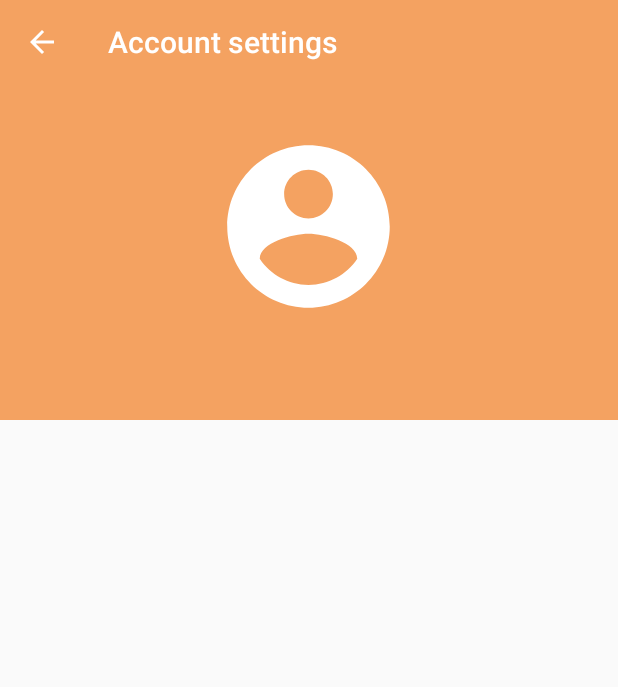
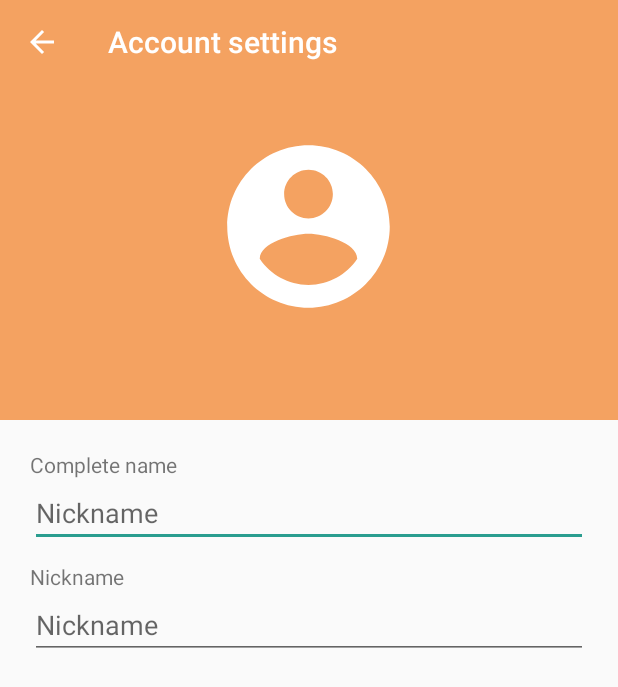
Before and after one commit to micheleantonazzi/ARGame, an Android app: the AccountSettingsActivity screen opened directly, with no data from a screen before it, on a phone screen of 412 x 824 dp. Shown: the top 687 px of the screen. Run offline under Robolectric (Android 15) with nearby library versions, the phone set to English and light mode, and no system bars; our stand-ins replace Firebase (no records; nobody signed in at launch, a user with empty details on screens opened directly).

Commit message:
AccountSettingsActivity.java: added edit texts and button to confirm data changes

```diff
--- a/code/android-native/app/src/main/java/com/argame/activities/settings/AccountSettingsActivity.java
+++ b/code/android-native/app/src/main/java/com/argame/activities/settings/AccountSettingsActivity.java
@@ -1,8 +1,10 @@
 package com.argame.activities.settings;
 
+import android.content.Intent;
 import android.net.Uri;
 import android.os.Bundle;
 
+import com.argame.activities.MainActivity;
 import com.google.android.material.appbar.AppBarLayout;
 import com.google.android.material.appbar.CollapsingToolbarLayout;
 import androidx.appcompat.app.ActionBar;
@@ -10,15 +12,22 @@ import androidx.appcompat.app.AppCompatActivity;
 import androidx.appcompat.widget.Toolbar;
 
 import android.util.Log;
+import android.view.Menu;
+import android.view.MenuInflater;
+import android.view.MenuItem;
+import android.widget.EditText;
 import android.widget.ImageView;
-import android.widget.LinearLayout;
 import android.widget.TextView;
+import android.widget.Toast;
 
 import com.argame.R;
 import com.google.firebase.auth.FirebaseAuth;
 import com.google.firebase.auth.FirebaseUser;
 
 public class AccountSettingsActivity extends AppCompatActivity {
+
+    private String userNameOldValue;
+    private String userNicknameOldValue;
 
     @Override
     protected void onCreate(Bundle savedInstanceState) {
@@ -28,12 +37,12 @@ public class AccountSettingsActivity extends AppCompatActivity {
         // Acquire graphic components
         Toolbar toolbar = findViewById(R.id.toolbar);
         CollapsingToolbarLayout toolBarLayout = findViewById(R.id.collapsing_layout_app_bar_account_activity);
-        LinearLayout linearLayoutStatusBar = findViewById(R.id.linear_layout_status_bar_account_activity);
         AppBarLayout appBarLayout = findViewById(R.id.app_bar_layout_account_activity);
         ImageView imageViewProfilePhoto = findViewById(R.id.image_view_profile_photo);
         TextView textViewUserName = findViewById(R.id.textViewUserName);
         TextView textViewUserEmail = findViewById(R.id.textViewUserEmail);
-
+        EditText editTextName = findViewById(R.id.edit_text_complete_name);
+        EditText editTextNickName = findViewById(R.id.edit_text_nickname);
 
         // Add back button
         setSupportActionBar(toolbar);
@@ -69,6 +78,31 @@ public class AccountSettingsActivity extends AppCompatActivity {
                 Log.d("debugg", profilePhotoUrl.toString());
             }
         }
+    }
 
+    @Override
+    public boolean onCreateOptionsMenu(Menu menu) {
+        MenuInflater inflater = getMenuInflater();
+        inflater.inflate(R.menu.menu_account_activity, menu);
+        return true;
+    }
+
+    @Override
+    public boolean onPrepareOptionsMenu (Menu menu) {
+        menu.findItem(R.id.menu_item_confirm).setVisible(false);
+        return true;
+    }
+
+    // Call actions when menu item is pressed
+    @Override
+    public boolean onOptionsItemSelected(MenuItem item) {
+        // Handle item selection
+        switch (item.getItemId()) {
+            case R.id.menu_item_confirm:
+                Toast.makeText(getApplicationContext(), R.string.profile_data_changed, Toast.LENGTH_SHORT).show();
+                return true;
+            default:
+                return super.onOptionsItemSelected(item);
+        }
     }
 }
--- /dev/null
+++ b/code/android-native/app/src/main/res/drawable/icon_check_24.xml
@@ -0,0 +1,10 @@
+<vector xmlns:android="http://schemas.android.com/apk/res/android"
+    android:width="24dp"
+    android:height="24dp"
+    android:viewportWidth="24"
+    android:viewportHeight="24"
+    android:tint="?attr/colorControlNormal">
+  <path
+      android:fillColor="@android:color/white"
+      android:pathData="M9,16.17L4.83,12l-1.42,1.41L9,19 21,7l-1.41,-1.41z"/>
+</vector>
--- a/code/android-native/app/src/main/res/layout/activity_account_settings.xml
+++ b/code/android-native/app/src/main/res/layout/activity_account_settings.xml
@@ -60,7 +60,7 @@
             <androidx.appcompat.widget.Toolbar
                 android:id="@+id/toolbar"
                 android:layout_width="match_parent"
-                android:layout_height="?attr/actionBarSize"
+                android:layout_height="wrap_content"
                 app:layout_collapseMode="pin"
                 app:popupTheme="@style/AppTheme.PopupOverlay" />
 
--- a/code/android-native/app/src/main/res/layout/content_scrolling.xml
+++ b/code/android-native/app/src/main/res/layout/content_scrolling.xml
@@ -8,4 +8,39 @@
     tools:context=".activities.settings.AccountSettingsActivity"
     tools:showIn="@layout/activity_account_settings">
 
+    <LinearLayout
+        android:layout_width="match_parent"
+        android:layout_height="wrap_content"
+        android:layout_margin="20dp"
+        android:orientation="vertical">
+
+        <TextView
+            android:layout_width="match_parent"
+            android:layout_height="wrap_content"
+            android:text="@string/text_view_complete_name" />
+
+        <EditText
+            android:id="@+id/edit_text_complete_name"
+            android:layout_width="match_parent"
+            android:layout_height="wrap_content"
+            android:autofillHints="@string/text_view_complete_name"
+            android:ems="10"
+            android:hint="@string/text_view_nick_name"
+            android:inputType="textPersonName" />
+
+        <TextView
+            android:layout_width="match_parent"
+            android:layout_height="wrap_content"
+            android:layout_marginTop="10dp"
+            android:text="@string/text_view_nick_name" />
+
+        <EditText
+            android:id="@+id/edit_text_nickname"
+            android:layout_width="match_parent"
+            android:layout_height="wrap_content"
+            android:autofillHints="@string/text_view_nick_name"
+            android:ems="10"
+            android:hint="@string/text_view_nick_name"
+            android:inputType="textPersonName" />
+    </LinearLayout>
 </androidx.core.widget.NestedScrollView>
--- /dev/null
+++ b/code/android-native/app/src/main/res/menu/menu_account_activity.xml
@@ -0,0 +1,10 @@
+<?xml version="1.0" encoding="utf-8"?>
+<menu xmlns:app="http://schemas.android.com/apk/res-auto"
+    xmlns:android="http://schemas.android.com/apk/res/android">
+
+    <item
+        android:id="@+id/menu_item_confirm"
+        android:icon="@drawable/icon_check_24"
+        android:title="@string/menu_item_confirm_title"
+        app:showAsAction="always" />
+</menu>
--- a/code/android-native/app/src/main/res/values/strings.xml
+++ b/code/android-native/app/src/main/res/values/strings.xml
@@ -17,7 +17,11 @@
 
     <!-- Account Settings Activity -->
     <string name="title_activity_account_settings">Account settings</string>
+    <string name="menu_item_confirm_title">Confirm</string>
+    <string name="profile_data_changed">Profile data changed</string>
     <string name="image_view_profile_photo_description">Profile image</string>
+    <string name="text_view_complete_name">Complete name</string>
+    <string name="text_view_nick_name">Nickname</string>
 
     <!-- Application Settings Activity -->
     <string name="title_activity_application_settings">Application settings</string>
```
Also changed, not shown: 2 other files.
